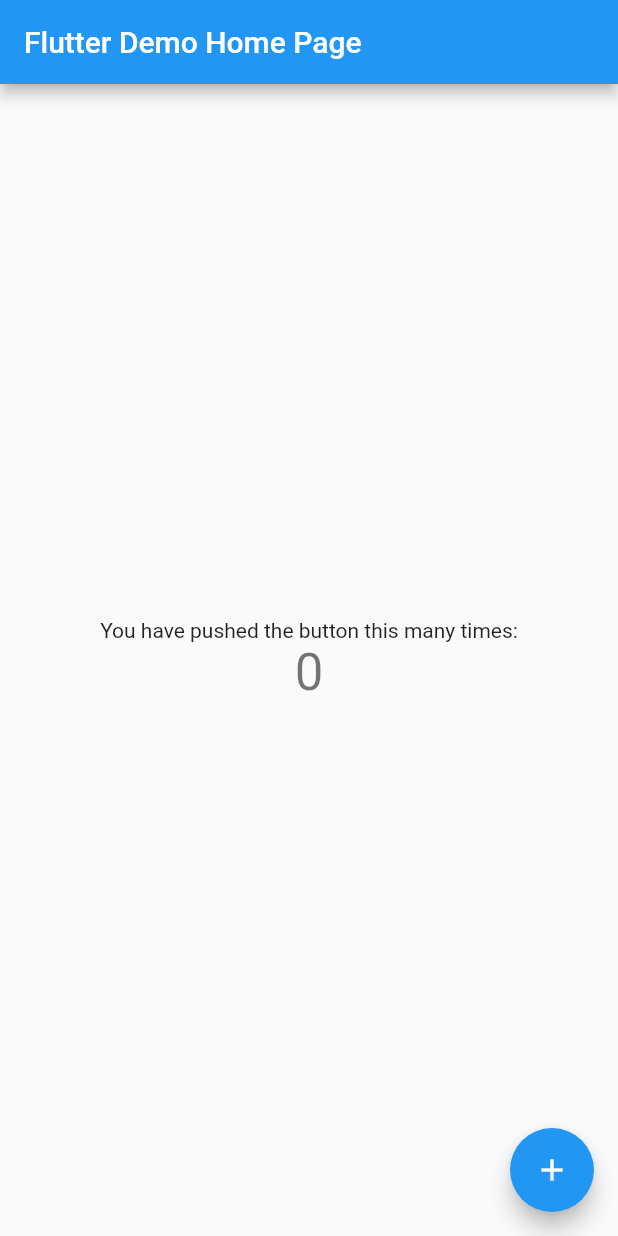
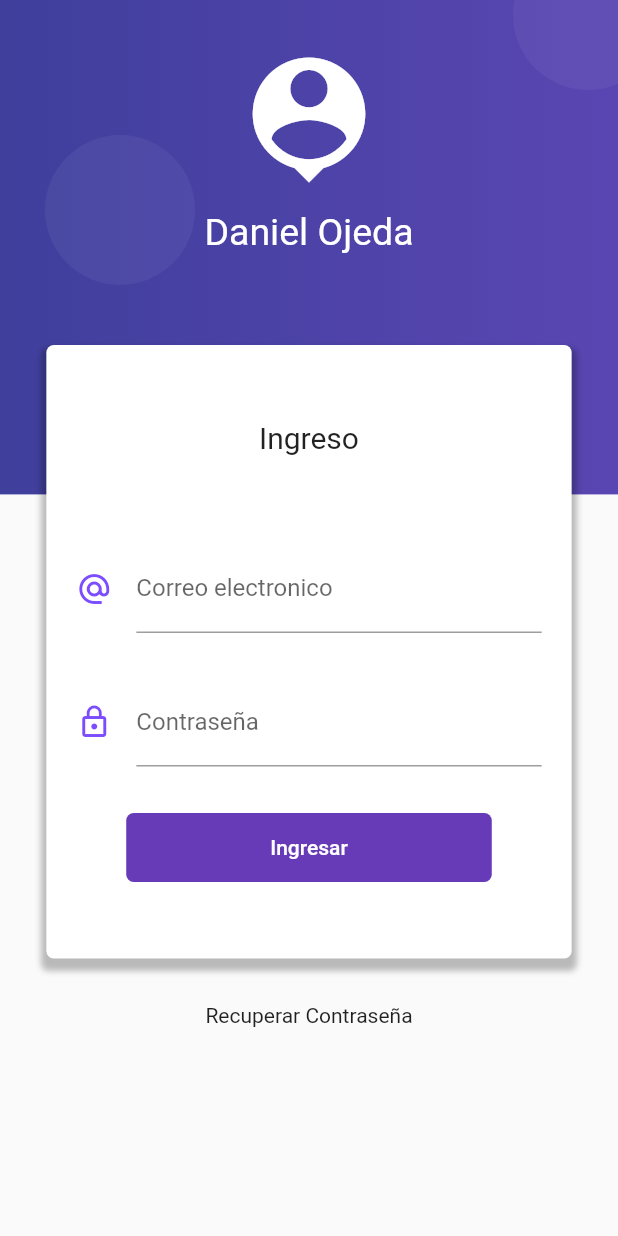
Before and after one commit to Jdanniel/formvalidation, a Flutter app: the screen it shows after launch, on a phone screen of 412 x 824 dp. Run offline on Flutter 3.47's test engine with Material 2 defaults, Android fonts, the phone set to English and light mode, and no system bars.

Commit message:
Se agregan InheritedWidget y Stream para formulario

```diff
--- a/lib/main.dart
+++ b/lib/main.dart
@@ -1,111 +1,24 @@
 import 'package:flutter/material.dart';
+import 'package:formvalidations/src/bloc/provider.dart';
+import 'package:formvalidations/src/pages/home_page.dart';
+import 'package:formvalidations/src/pages/login_page.dart';
 
 void main() => runApp(MyApp());
 
 class MyApp extends StatelessWidget {
-  // This widget is the root of your application.
   @override
   Widget build(BuildContext context) {
-    return MaterialApp(
-      title: 'Flutter Demo',
-      theme: ThemeData(
-        // This is the theme of your application.
-        //
-        // Try running your application with "flutter run". You'll see the
-        // application has a blue toolbar. Then, without quitting the app, try
-        // changing the primarySwatch below to Colors.green and then invoke
-        // "hot reload" (press "r" in the console where you ran "flutter run",
-        // or simply save your changes to "hot reload" in a Flutter IDE).
-        // Notice that the counter didn't reset back to zero; the application
-        // is not restarted.
-        primarySwatch: Colors.blue,
-      ),
-      home: MyHomePage(title: 'Flutter Demo Home Page'),
+    return Provider(
+        child: MaterialApp(
+        debugShowCheckedModeBanner: false,
+        title: 'Material App',
+        initialRoute: 'login',
+        routes: {
+          'login': (BuildContext context) => LoginPage(),
+          'home': (BuildContext context) => HomePage()
+        },
+        theme: ThemeData(primaryColor: Colors.deepPurple),
+      )
     );
   }
 }
-
-class MyHomePage extends StatefulWidget {
-  MyHomePage({Key key, this.title}) : super(key: key);
-
-  // This widget is the home page of your application. It is stateful, meaning
-  // that it has a State object (defined below) that contains fields that affect
-  // how it looks.
-
-  // This class is the configuration for the state. It holds the values (in this
-  // case the title) provided by the parent (in this case the App widget) and
-  // used by the build method of the State. Fields in a Widget subclass are
-  // always marked "final".
-
-  final String title;
-
-  @override
-  _MyHomePageState createState() => _MyHomePageState();
-}
-
-class _MyHomePageState extends State<MyHomePage> {
-  int _counter = 0;
-
-  void _incrementCounter() {
-    setState(() {
-      // This call to setState tells the Flutter framework that something has
-      // changed in this State, which causes it to rerun the build method below
-      // so that the display can reflect the updated values. If we changed
-      // _counter without calling setState(), then the build method would not be
-      // called again, and so nothing would appear to happen.
-      _counter++;
-    });
-  }
-
-  @override
-  Widget build(BuildContext context) {
-    // This method is rerun every time setState is called, for instance as done
-    // by the _incrementCounter method above.
-    //
-    // The Flutter framework has been optimized to make rerunning build methods
-    // fast, so that you can just rebuild anything that needs updating rather
-    // than having to individually change instances of widgets.
-    return Scaffold(
-      appBar: AppBar(
-        // Here we take the value from the MyHomePage object that was created by
-        // the App.build method, and use it to set our appbar title.
-        title: Text(widget.title),
-      ),
-      body: Center(
-        // Center is a layout widget. It takes a single child and positions it
-        // in the middle of the parent.
-        child: Column(
-          // Column is also layout widget. It takes a list of children and
-          // arranges them vertically. By default, it sizes itself to fit its
-          // children horizontally, and tries to be as tall as its parent.
-          //
-          // Invoke "debug painting" (press "p" in the console, choose the
-          // "Toggle Debug Paint" action from the Flutter Inspector in Android
-          // Studio, or the "Toggle Debug Paint" command in Visual Studio Code)
-          // to see the wireframe for each widget.
-          //
-          // Column has various properties to control how it sizes itself and
-          // how it positions its children. Here we use mainAxisAlignment to
-          // center the children vertically; the main axis here is the vertical
-          // axis because Columns are vertical (the cross axis would be
-          // horizontal).
-          mainAxisAlignment: MainAxisAlignment.center,
-          children: <Widget>[
-            Text(
-              'You have pushed the button this many times:',
-            ),
-            Text(
-              '$_counter',
-              style: Theme.of(context).textTheme.display1,
-            ),
-          ],
-        ),
-      ),
-      floatingActionButton: FloatingActionButton(
-        onPressed: _incrementCounter,
-        tooltip: 'Increment',
-        child: Icon(Icons.add),
-      ), // This trailing comma makes auto-formatting nicer for build methods.
-    );
-  }
-}
--- /dev/null
+++ b/lib/src/bloc/login_bloc.dart
@@ -0,0 +1,25 @@
+import 'dart:async';
+
+class LoginBloc{
+
+
+  final _emailController    = StreamController<String>.broadcast();
+  final _passwordController = StreamController<String>.broadcast();
+
+  //Recupera los datos del stream
+  Stream<String> get emailStream    => _emailController.stream;
+  Stream<String> get passwordStream => _passwordController.stream;
+
+  //Insertar valores al Stream
+
+  Function(String) get changeEmail    => _emailController.sink.add;
+  Function(String) get changePassword => _passwordController.sink.add;
+
+  //cerrar Stream
+  dispose(){
+    _emailController?.close();
+    _passwordController?.close();
+  }
+
+
+}
--- /dev/null
+++ b/lib/src/bloc/provider.dart
@@ -0,0 +1,20 @@
+import 'package:flutter/material.dart';
+import 'package:formvalidations/src/bloc/login_bloc.dart';
+
+class Provider extends InheritedWidget {
+
+  final loginBloc = LoginBloc();
+
+  Provider({Key key, Widget child})
+    : super(key: key,child:child);
+
+  @override
+  bool updateShouldNotify(InheritedWidget oldWidget) => true;
+
+  static LoginBloc of (BuildContext context){
+
+    return(context.inheritFromWidgetOfExactType(Provider) as Provider).loginBloc;
+
+  }
+
+}
--- /dev/null
+++ b/lib/src/pages/home_page.dart
@@ -0,0 +1,12 @@
+import 'package:flutter/material.dart';
+
+class HomePage extends StatelessWidget {
+  @override
+  Widget build(BuildContext context) {
+    return Scaffold(
+      appBar: AppBar(
+        title: Text('Home Page'),
+      )
+    );
+  }
+}
--- /dev/null
+++ b/lib/src/pages/login_page.dart
@@ -0,0 +1,197 @@
+import 'package:flutter/material.dart';
+import 'package:formvalidations/src/bloc/login_bloc.dart';
+import 'package:formvalidations/src/bloc/provider.dart';
+
+class LoginPage extends StatelessWidget {
+  @override
+  Widget build(BuildContext context) {
+    return Scaffold(
+        body: Stack(
+      children: <Widget>[_crearFondo(context),_loginForm(context)],
+    ));
+  }
+
+  Widget _loginForm(BuildContext context){
+
+    final bloc = Provider.of(context);
+    final size = MediaQuery.of(context).size;
+
+    return SingleChildScrollView(
+      child: Column(
+        children: <Widget>[
+          SafeArea(
+            child: Container(
+              height: 200.0,
+            ),
+          ),
+          Container(
+            width: size.width * 0.85,
+            margin: EdgeInsets.symmetric(vertical: 30.0),
+            padding: EdgeInsets.symmetric(vertical: 50.0),
+            decoration: BoxDecoration(
+              color: Colors.white,
+              borderRadius: BorderRadius.circular(5.0),
+              boxShadow: <BoxShadow>[
+                BoxShadow(
+                  color: Colors.black26,
+                  blurRadius: 3.0,
+                  offset: Offset(0.0,5.0),
+                  spreadRadius: 3.0
+                )
+              ]
+            ),
+            child: Column(
+              children: <Widget>[
+                Text('Ingreso', style: TextStyle(fontSize: 20.0),),
+                SizedBox(height: 60.0,),
+                _crearEmail(bloc),
+                SizedBox(height: 30.0,),
+                _crearPassword(bloc),
+                SizedBox(height: 30.0,),
+                _crearBoton()
+              ],
+            ),
+          ),
+          Text('Recuperar Contraseña'),
+          SizedBox(height: 100.0,)
+        ],
+      ),
+    );
+  }
+
+  Widget _crearEmail(LoginBloc bloc){
+
+    return StreamBuilder(
+
+      stream: bloc.emailStream,
+      builder: (BuildContext context, AsyncSnapshot snapshot){
+        return Container(
+          padding: EdgeInsets.symmetric(horizontal: 20.0),
+          child: TextField(
+            keyboardType: TextInputType.emailAddress,
+            decoration: InputDecoration(
+              icon: Icon(Icons.alternate_email, color: Colors.deepPurpleAccent),
+              hintText: 'ejemplo@correo.com',
+              labelText: 'Correo electronico',
+              counterText: snapshot.data
+            ),
+            onChanged: bloc.changeEmail,
+          ),
+        );
+      },
+    );
+  }
+
+  Widget _crearPassword(LoginBloc bloc){
+
+    return StreamBuilder(
+      stream: bloc.passwordStream ,
+      builder: (BuildContext context, AsyncSnapshot snapshot){
+        return Container(
+          padding: EdgeInsets.symmetric(horizontal: 20.0),
+          child: TextField(
+            obscureText: true,
+            decoration: InputDecoration(
+              icon: Icon(Icons.lock_outline, color: Colors.deepPurpleAccent),
+              labelText: 'Contraseña',
+              counterText: snapshot.data
+            ),
+            onChanged: bloc.changePassword,
+          ),
+        );
+      },
+    );
+  }
+
+  Widget _crearBoton(){
+    return RaisedButton(
+      child: Container(
+        padding: EdgeInsets.symmetric(horizontal: 80.0, vertical: 15.0),
+        child: Text('Ingresar'),
+      ),
+      shape: RoundedRectangleBorder(
+        borderRadius: BorderRadius.circular(5.0)
+      ),
+      elevation: 0.0,
+      color: Colors.deepPurple,
+      textColor: Colors.white,
+      onPressed: (){},
+    );
+  }
+
+  Widget _crearFondo(BuildContext context) {
+    final size = MediaQuery.of(context).size;
+
+    final fondoMorado = Container(
+      height: size.height * 0.4,
+      width: double.infinity,
+      decoration: BoxDecoration(
+          gradient: LinearGradient(colors: <Color>[
+        Color.fromRGBO(63, 63, 156, 1.0),
+        Color.fromRGBO(90, 70, 178, 1.0)
+      ])),
+    );
+
+    final circulo = Container(
+      width: 100.0,
+      height: 100.0,
+      decoration: BoxDecoration(
+          borderRadius: BorderRadius.circular(100.0),
+          color: Color.fromRGBO(255, 255, 255, 0.05)),
+    );
+
+    final encabezadoLog = Container(
+      padding: EdgeInsets.only(top: 30.0),
+      child: SafeArea(
+        child: Column(
+          children: <Widget>[
+            Icon(
+              Icons.person_pin,
+              color: Colors.white,
+              size: 100.0,
+            ),
+            SizedBox(
+              height: 10.0, width: double.infinity,
+            ),
+            Text(
+              'Daniel Ojeda',
+              style: TextStyle(color: Colors.white, fontSize: 25.0),
+            )
+          ],
+        ),
+      ),
+    );
+
+    return Stack(
+      children: <Widget>[
+        fondoMorado,
+        Positioned(
+          top: 90.0,
+          left: 30.0,
+          child: circulo,
+        ),
+        Positioned(
+          top: -40.0,
+          right: -30.0,
+          child: circulo,
+        ),
+        Positioned(
+          bottom: -50.0,
+          right: -10.0,
+          child: circulo,
+        ),
+        Positioned(
+          bottom: 120.0,
+          right: 20.0,
+          child: circulo,
+        ),
+        Positioned(
+          bottom: -50.0,
+          left: -20.0,
+          child: circulo,
+        ),
+        encabezadoLog
+      ],
+    );
+  }
+}
```
Also changed, not shown: 1 other file.
